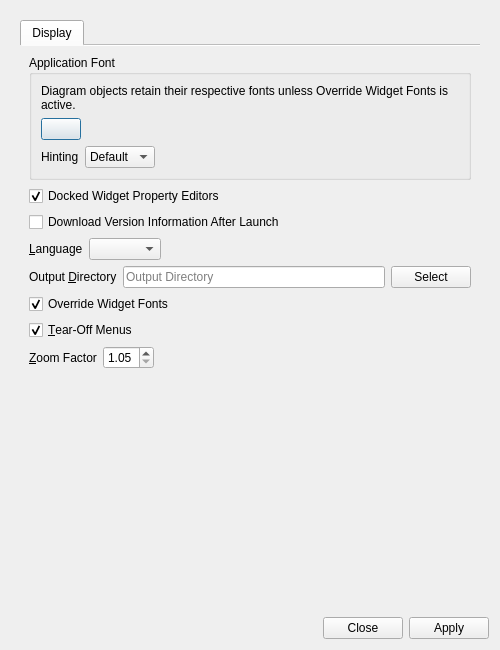
Above: UI/glitch-preferences.ui from textbrowser/glitch before the change. Below: the same form after it.
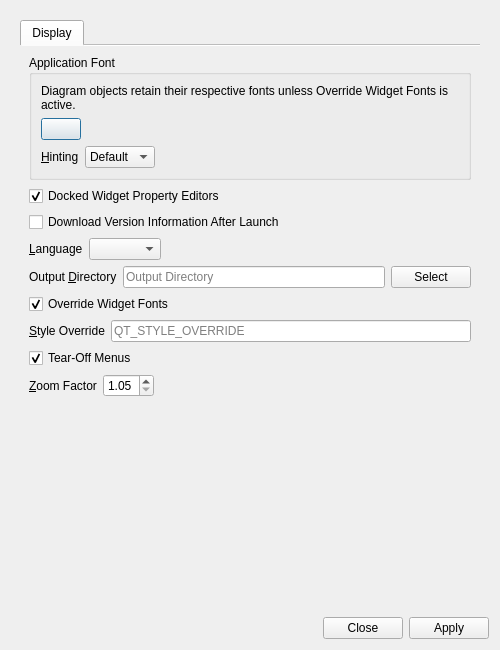
That is the form after the change. Icons and pictures are not drawn.

Commit message: Super style.

Diff of the .ui file:
```diff
--- a/UI/glitch-preferences.ui
+++ b/UI/glitch-preferences.ui
@@ -94,7 +94,10 @@
                 <item>
                  <widget class="QLabel" name="label_3">
                   <property name="text">
-                   <string>Hinting</string>
+                   <string>&amp;Hinting</string>
+                  </property>
+                  <property name="buddy">
+                   <cstring>font_hinting</cstring>
                   </property>
                  </widget>
                 </item>
@@ -238,13 +241,40 @@
              </property>
             </widget>
            </item>
+           <item>
+            <layout class="QHBoxLayout" name="horizontalLayout_8">
+             <item>
+              <widget class="QLabel" name="label_8">
+               <property name="text">
+                <string>&amp;Style Override</string>
+               </property>
+               <property name="buddy">
+                <cstring>style_override</cstring>
+               </property>
+              </widget>
+             </item>
+             <item>
+              <widget class="QLineEdit" name="style_override">
+               <property name="toolTip">
+                <string>&lt;html&gt;&lt;head/&gt;&lt;body&gt;&lt;p&gt;Set the environment variable QT_STYLE_OVERRIDE to the specified value. Please restart Glitch if this value is modified.&lt;/p&gt;&lt;/body&gt;&lt;/html&gt;</string>
+               </property>
+               <property name="placeholderText">
+                <string>QT_STYLE_OVERRIDE</string>
+               </property>
+               <property name="clearButtonEnabled">
+                <bool>true</bool>
+               </property>
+              </widget>
+             </item>
+            </layout>
+           </item>
            <item>
             <widget class="QCheckBox" name="display_tear_off_menus">
              <property name="toolTip">
               <string>&lt;html&gt;&lt;head/&gt;&lt;body&gt;&lt;p&gt;If enabled, some menus will reside in their own windows.&lt;/p&gt;&lt;/body&gt;&lt;/html&gt;</string>
              </property>
              <property name="text">
-              <string>&amp;Tear-Off Menus</string>
+              <string>Tear-Off Menus</string>
              </property>
              <property name="checked">
               <bool>true</bool>
```
Left out of the diff: 1 changed line with no effect on the pictures. The commit also changes 4 other files.
